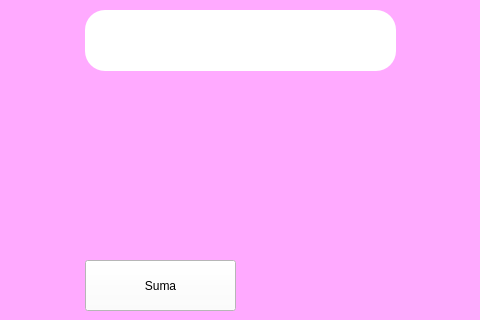
Qt form Unidad 4/P1_UI_to_Python/P2_Ejemplo.ui (celineazs/PIP_2025_1_Eq3) before a commit; both pictures show x 205 to 685 and y 270 to 590 of the 843 by 675 pixel window.
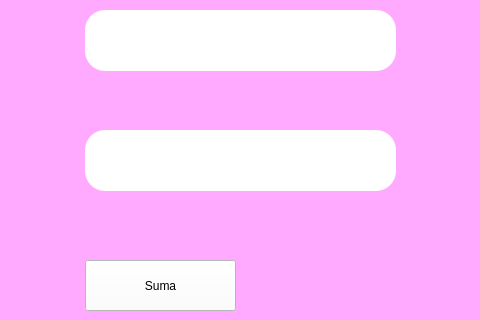
The same form after that commit. Icons and pictures are not drawn.

The edit to the form file:
```diff
--- a/Unidad 4/P1_UI_to_Python/P2_Ejemplo.ui
+++ b/Unidad 4/P1_UI_to_Python/P2_Ejemplo.ui
@@ -192,6 +192,25 @@
      <string>Numero 3:</string>
     </property>
    </widget>
+   <widget class="QLineEdit" name="txt_num3">
+    <property name="geometry">
+     <rect>
+      <x>290</x>
+      <y>400</y>
+      <width>311</width>
+      <height>61</height>
+     </rect>
+    </property>
+    <property name="font">
+     <font>
+      <pointsize>24</pointsize>
+     </font>
+    </property>
+    <property name="styleSheet">
+     <string notr="true">background-color: rgb(255, 255, 255);
+border-radius:20px;</string>
+    </property>
+   </widget>
   </widget>
   <widget class="QMenuBar" name="menubar">
    <property name="geometry">
```
Left out of the diff: 8 changed lines with no effect on the pictures.
